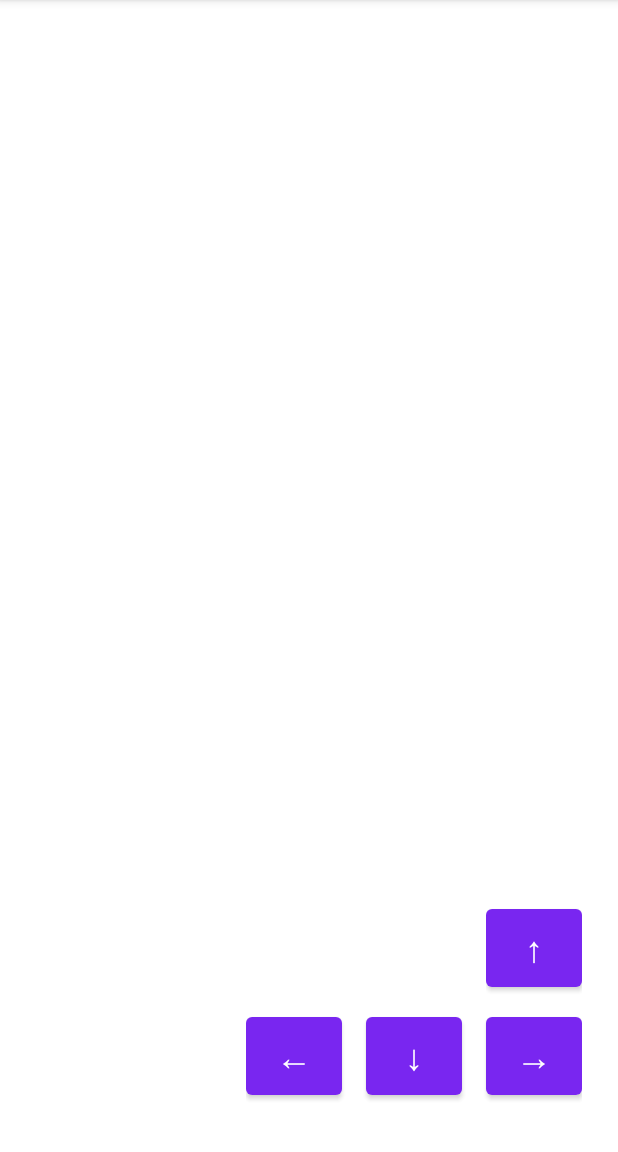
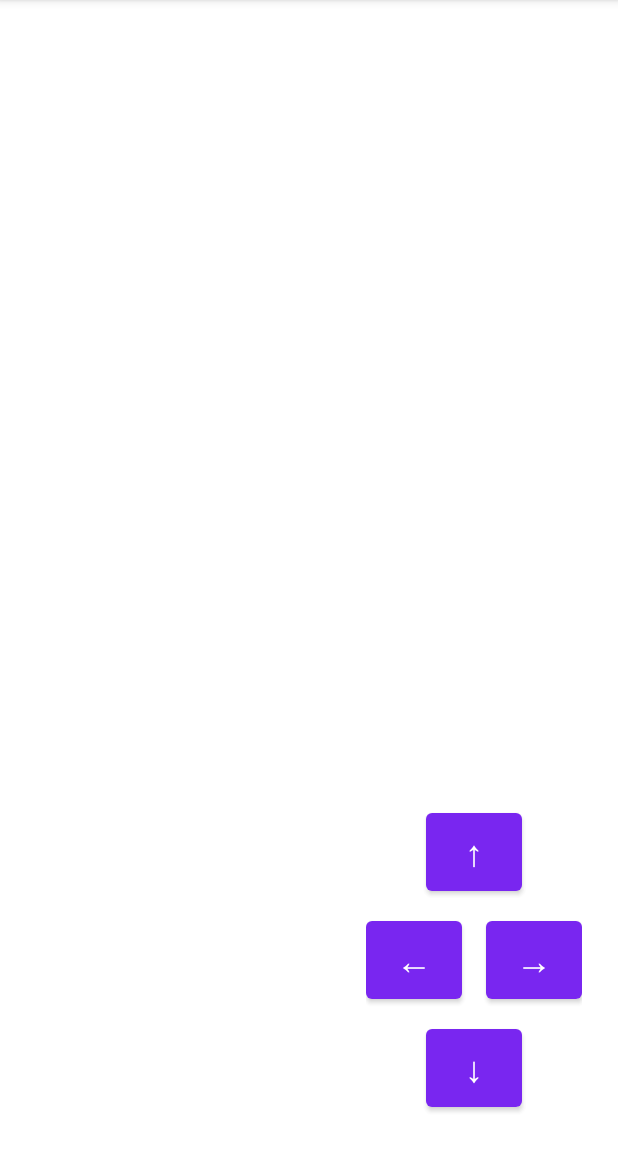
Before and after one commit to Bartolg/Snake, an Android app: the screen it shows after launch (MainActivity), on a phone screen of 412 x 824 dp, the part 84-1236 px from its top. Run offline under Robolectric (Android 15) with nearby library versions, the phone set to English and light mode, and no system bars; libraries missing offline, so code that uses them is left out: com.google.androidgamesdk; 1 statement that could not run was skipped.

Commit message:
Rearrange D-pad arrows vertically

```diff
--- a/app/src/main/res/layout/controller_overlay.xml
+++ b/app/src/main/res/layout/controller_overlay.xml
@@ -12,27 +12,22 @@
         android:layout_gravity="bottom|end"
         android:layout_marginBottom="24dp"
         android:layout_marginEnd="24dp"
+        android:alpha="0.85"
         android:gravity="end"
-        android:orientation="vertical"
-        android:alpha="0.85">
-
-        <LinearLayout
-            android:layout_width="wrap_content"
-            android:layout_height="wrap_content"
-            android:gravity="center"
-            android:orientation="horizontal">
+        android:orientation="vertical">
 
         <Button
             android:id="@+id/buttonUp"
             android:layout_width="64dp"
             android:layout_height="64dp"
+            android:layout_gravity="center_horizontal"
             android:text="↑"
             android:textSize="24sp" />
-        </LinearLayout>
 
         <LinearLayout
             android:layout_width="wrap_content"
             android:layout_height="wrap_content"
+            android:layout_gravity="center_horizontal"
             android:layout_marginTop="8dp"
             android:layout_marginBottom="8dp"
             android:gravity="center"
@@ -50,23 +45,20 @@
                 android:layout_height="match_parent" />
 
             <Button
-                android:id="@+id/buttonDown"
-                android:layout_width="64dp"
-                android:layout_height="64dp"
-                android:text="↓"
-                android:textSize="24sp" />
-
-            <View
-                android:layout_width="16dp"
-                android:layout_height="match_parent" />
-
-            <Button
                 android:id="@+id/buttonRight"
                 android:layout_width="64dp"
                 android:layout_height="64dp"
                 android:text="→"
                 android:textSize="24sp" />
         </LinearLayout>
+
+        <Button
+            android:id="@+id/buttonDown"
+            android:layout_width="64dp"
+            android:layout_height="64dp"
+            android:layout_gravity="center_horizontal"
+            android:text="↓"
+            android:textSize="24sp" />
     </LinearLayout>
 
 </FrameLayout>
```
Lines whose indentation alone changed are shown as unchanged.
